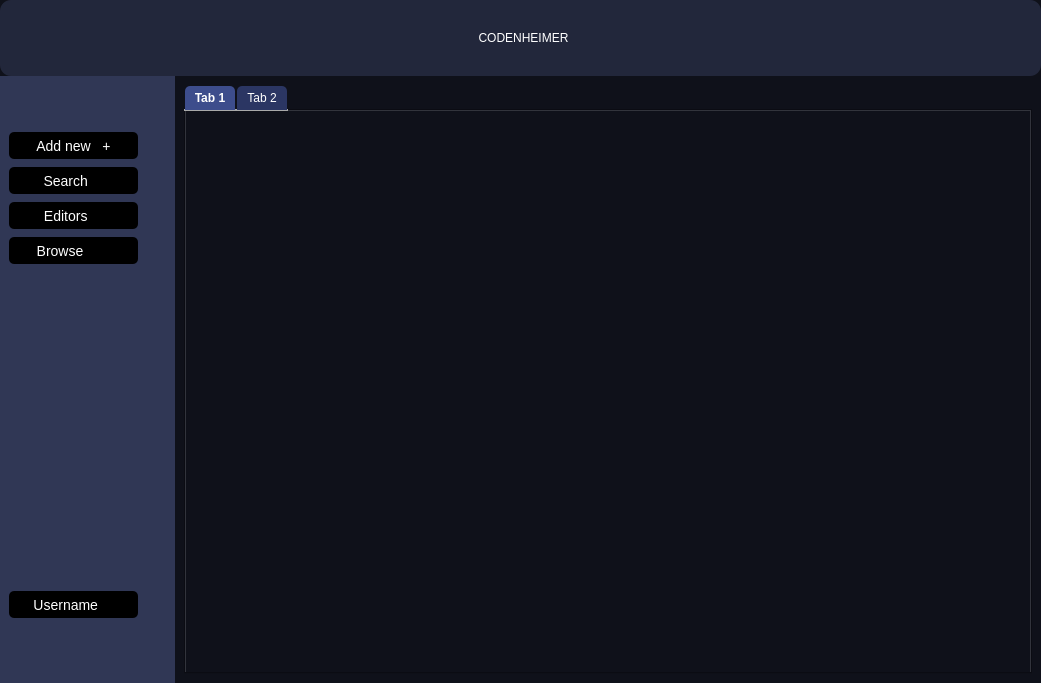
Qt form mainwindow.ui (Deatrax/codenheimer) before a commit.
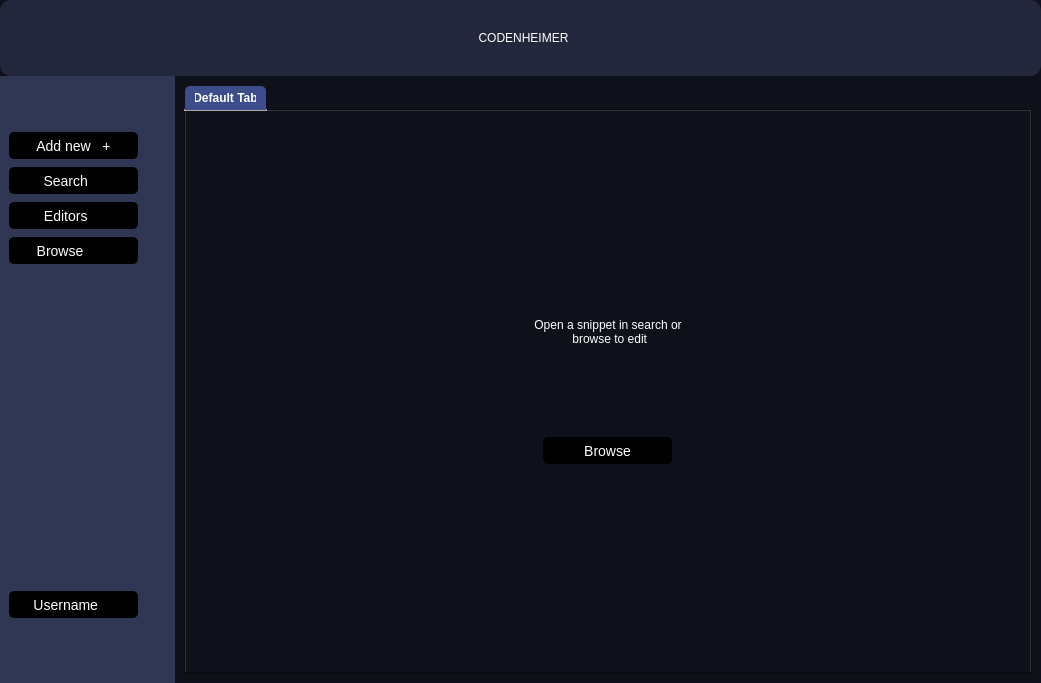
The same form after that commit. Icons and pictures are not drawn.

Commit message: default tab is hiding upon any other tab addition

The edit to the form file:
```diff
--- a/mainwindow.ui
+++ b/mainwindow.ui
@@ -845,7 +845,7 @@
                <string notr="true"/>
               </property>
               <attribute name="title">
-               <string>Tab 1</string>
+               <string>Default Tab</string>
               </attribute>
               <layout class="QHBoxLayout" name="horizontalLayout_12">
                <property name="spacing">
@@ -863,13 +863,70 @@
                <property name="bottomMargin">
                 <number>0</number>
                </property>
+               <item>
+                <widget class="QWidget" name="widget" native="true">
+                 <property name="maximumSize">
+                  <size>
+                   <width>200</width>
+                   <height>250</height>
+                  </size>
+                 </property>
+                 <layout class="QVBoxLayout" name="verticalLayout_5">
+                  <item>
+                   <widget class="QLabel" name="defaultTabExplainer">
+                    <property name="text">
+                     <string>Open a snippet in search or 
+ browse to edit</string>
+                    </property>
+                    <property name="alignment">
+                     <set>Qt::AlignCenter</set>
+                    </property>
+                   </widget>
+                  </item>
+                  <item>
+                   <widget class="QWidget" name="widget_2" native="true">
+                    <layout class="QHBoxLayout" name="horizontalLayout_13">
+                     <item>
+                      <widget class="QPushButton" name="EditorsDefaultTabButton">
+                       <property name="sizePolicy">
+                        <sizepolicy hsizetype="Fixed" vsizetype="Fixed">
+                         <horstretch>0</horstretch>
+                         <verstretch>0</verstretch>
+                        </sizepolicy>
+                       </property>
+                       <property name="minimumSize">
+                        <size>
+                         <width>129</width>
+                         <height>27</height>
+                        </size>
+                       </property>
+                       <property name="styleSheet">
+                        <string notr="true">QWidget{
+	font-size:14px;
+	color: white;
+	border-radius:5px
+}
+QPushButton{
+	background:black;
+}
+
+QPushButton:hover{
+	background:#1E1E1E;
+}</string>
+                       </property>
+                       <property name="text">
+                        <string>Browse</string>
+                       </property>
+                      </widget>
+                     </item>
+                    </layout>
+                   </widget>
+                  </item>
+                 </layout>
+                </widget>
+               </item>
               </layout>
              </widget>
-             <widget class="QWidget" name="tab_2">
-              <attribute name="title">
-               <string>Tab 2</string>
-              </attribute>
-             </widget>
             </widget>
            </item>
           </layout>
```
The commit also changes 2 other files.
